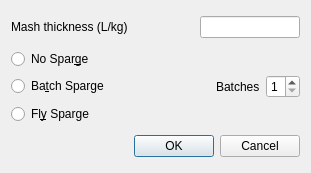
This is ui/mashWizard.ui in Brewtarget/brewtarget as Qt 5 draws it before an edit. The edited form follows.
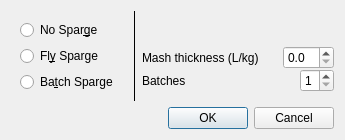
This is the edited form.

Commit message: Closes #244 -- New mash type are behaving poorly

```diff
--- a/ui/mashWizard.ui
+++ b/ui/mashWizard.ui
@@ -6,16 +6,115 @@
    <rect>
     <x>0</x>
     <y>0</y>
-    <width>311</width>
-    <height>173</height>
+    <width>345</width>
+    <height>138</height>
    </rect>
   </property>
   <property name="windowTitle">
    <string>Mash Wizard</string>
   </property>
+  <layout class="QVBoxLayout" name="verticalLayout_3">
+   <item>
+    <widget class="QWidget" name="widget" native="true">
+     <layout class="QHBoxLayout" name="horizontalLayout_3">
+      <property name="leftMargin">
+       <number>0</number>
+      </property>
+      <property name="topMargin">
+       <number>0</number>
+      </property>
+      <property name="rightMargin">
+       <number>0</number>
+      </property>
+      <property name="bottomMargin">
+       <number>0</number>
+      </property>
+      <item>
+       <widget class="QWidget" name="widget_buttons" native="true">
+        <layout class="QVBoxLayout" name="verticalLayout_2">
+         <item>
+          <widget class="QRadioButton" name="radioButton_noSparge">
+           <property name="text">
+            <string>No Spar&amp;ge</string>
+           </property>
+          </widget>
+         </item>
+         <item>
+          <widget class="QRadioButton" name="radioButton_flySparge">
+           <property name="text">
+            <string>Fl&amp;y Sparge</string>
+           </property>
+          </widget>
+         </item>
+         <item>
+          <widget class="QRadioButton" name="radioButton_batchSparge">
+           <property name="text">
+            <string>Ba&amp;tch Sparge</string>
+           </property>
+          </widget>
+         </item>
+        </layout>
+       </widget>
+      </item>
+      <item>
+       <widget class="Line" name="line">
+        <property name="frameShadow">
+         <enum>QFrame::Plain</enum>
+        </property>
+        <property name="orientation">
+         <enum>Qt::Vertical</enum>
+        </property>
+       </widget>
+      </item>
+      <item>
+       <widget class="QWidget" name="widget_inputs" native="true">
   <layout class="QVBoxLayout" name="verticalLayout">
+         <property name="spacing">
+          <number>0</number>
+         </property>
+         <property name="leftMargin">
+          <number>0</number>
+         </property>
+         <property name="topMargin">
+          <number>0</number>
+         </property>
+         <property name="rightMargin">
+          <number>0</number>
+         </property>
+         <property name="bottomMargin">
+          <number>0</number>
+         </property>
    <item>
+          <spacer name="verticalSpacer">
+           <property name="orientation">
+            <enum>Qt::Vertical</enum>
+           </property>
+           <property name="sizeHint" stdset="0">
+            <size>
+             <width>20</width>
+             <height>40</height>
+            </size>
+           </property>
+          </spacer>
+         </item>
+         <item>
+          <widget class="QWidget" name="widget_mashThickness" native="true">
     <layout class="QHBoxLayout" name="horizontalLayout">
+            <property name="spacing">
+             <number>3</number>
+            </property>
+            <property name="leftMargin">
+             <number>0</number>
+            </property>
+            <property name="topMargin">
+             <number>0</number>
+            </property>
+            <property name="rightMargin">
+             <number>0</number>
+            </property>
+            <property name="bottomMargin">
+             <number>0</number>
+            </property>
      <item>
       <widget class="QLabel" name="label_mashThickness">
        <property name="sizePolicy">
@@ -30,49 +129,46 @@
       </widget>
      </item>
      <item>
-      <widget class="QLineEdit" name="lineEdit_mashThickness">
-       <property name="sizePolicy">
-        <sizepolicy hsizetype="Minimum" vsizetype="Fixed">
-         <horstretch>100</horstretch>
-         <verstretch>0</verstretch>
-        </sizepolicy>
-       </property>
+             <widget class="QDoubleSpinBox" name="doubleSpinBox_thickness">
+              <property name="decimals">
+               <number>1</number>
+              </property>
+              <property name="maximum">
+               <double>20.000000000000000</double>
+              </property>
+              <property name="singleStep">
+               <double>0.100000000000000</double>
+              </property>
+             </widget>
+            </item>
+           </layout>
+          </widget>
+         </item>
+         <item>
+          <widget class="QWidget" name="widget_batches" native="true">
+           <layout class="QHBoxLayout" name="horizontalLayout_4">
+            <property name="spacing">
+             <number>1</number>
+            </property>
+            <property name="leftMargin">
+             <number>0</number>
+            </property>
+            <property name="topMargin">
+             <number>0</number>
+            </property>
+            <property name="rightMargin">
+             <number>0</number>
+            </property>
+            <item>
+             <widget class="QLabel" name="label_batches">
        <property name="minimumSize">
         <size>
-         <width>100</width>
+                <width>63</width>
          <height>0</height>
         </size>
        </property>
-       <property name="maximumSize">
-        <size>
-         <width>100</width>
-         <height>16777215</height>
-        </size>
-       </property>
-       <property name="toolTip">
-        <string>Mash thickness (do not enter any units)</string>
-       </property>
-      </widget>
-     </item>
-    </layout>
-   </item>
-   <item>
-    <layout class="QVBoxLayout" name="verticalLayout_2">
-     <item>
-      <widget class="QRadioButton" name="radioButton_noSparge">
        <property name="text">
-        <string>No Spar&amp;ge</string>
-       </property>
-      </widget>
-     </item>
-     <item>
-      <layout class="QHBoxLayout" name="horizontalLayout_3">
-       <item>
-        <layout class="QHBoxLayout" name="horizontalLayout_2">
-         <item>
-          <widget class="QRadioButton" name="radioButton_batchSparge">
-           <property name="text">
-            <string>Ba&amp;tch Sparge</string>
+               <string>Batches</string>
            </property>
           </widget>
          </item>
@@ -89,13 +185,6 @@
            </property>
           </spacer>
          </item>
-         <item>
-          <widget class="QLabel" name="label_batches">
-           <property name="text">
-            <string>Batches</string>
-           </property>
-          </widget>
-         </item>
          <item>
           <widget class="QSpinBox" name="spinBox_batches">
            <property name="minimum">
@@ -107,17 +196,17 @@
           </widget>
          </item>
         </layout>
-       </item>
-      </layout>
-     </item>
-     <item>
-      <widget class="QRadioButton" name="radioButton_flySparge">
-       <property name="text">
-        <string>Fl&amp;y Sparge</string>
-       </property>
+          </widget>
+         </item>
+        </layout>
       </widget>
      </item>
     </layout>
+     <zorder>radioButton_batchSparge</zorder>
+     <zorder>widget_buttons</zorder>
+     <zorder>widget_inputs</zorder>
+     <zorder>line</zorder>
+    </widget>
    </item>
    <item>
     <widget class="QDialogButtonBox" name="buttonBox">
```
Left out of the diff: 4 changed lines with no effect on the pictures. Lines whose indentation alone changed are shown as unchanged. The commit also changes 1 other file.
